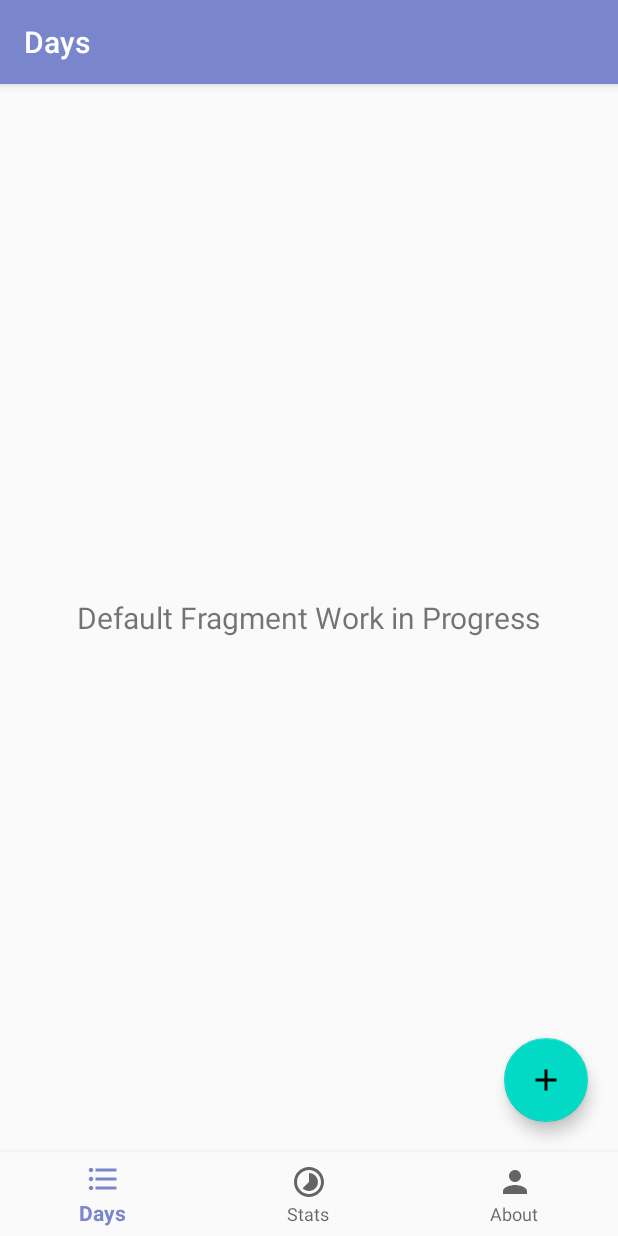
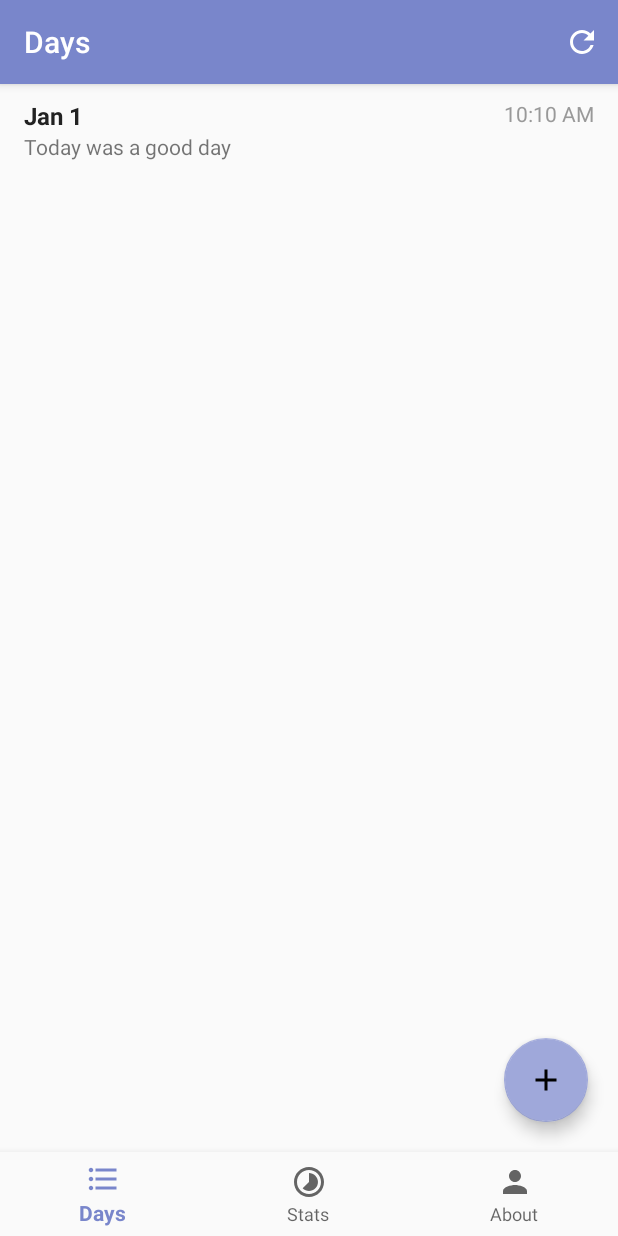
Before and after one commit to Esarve/Days, an Android app: the screen it shows after launch (MainActivity), on a phone screen of 412 x 824 dp. Run offline under Robolectric (Android 15) with nearby library versions, the phone set to English and light mode, and no system bars.

Commit message:
Recycler view and fetch from database added, and others I dont remember

```diff
--- a/app/build.gradle
+++ b/app/build.gradle
@@ -26,4 +26,5 @@ dependencies {
     testImplementation 'junit:junit:4.12'
     androidTestImplementation 'com.android.support.test:runner:1.0.2'
     androidTestImplementation 'com.android.support.test.espresso:espresso-core:3.0.2'
+    implementation 'com.android.support:recyclerview-v7:28.0.0'
 }
--- /dev/null
+++ b/app/src/main/java/bd/diu/sourav/days/Days.java
@@ -0,0 +1,39 @@
+package bd.diu.sourav.days;
+
+public class Days {
+    private String date, text, time;
+
+    public Days(){
+
+    }
+
+    public Days(String date, String text, String time) {
+        this.date = date;
+        this.text = text;
+        this.time = time;
+    }
+
+    public String getDate() {
+        return date;
+    }
+
+    public void setDate(String date) {
+        this.date = date;
+    }
+
+    public String getText() {
+        return text;
+    }
+
+    public void setText(String text) {
+        this.text = text;
+    }
+
+    public String getTime() {
+        return time;
+    }
+
+    public void setTime(String time) {
+        this.time = time;
+    }
+}
--- /dev/null
+++ b/app/src/main/java/bd/diu/sourav/days/DaysAdapter.java
@@ -0,0 +1,65 @@
+package bd.diu.sourav.days;
+
+import android.support.annotation.NonNull;
+import android.support.v7.widget.RecyclerView;
+import android.view.LayoutInflater;
+import android.view.View;
+import android.view.ViewGroup;
+import android.widget.TextView;
+
+import java.util.List;
+
+/**
+ * SERIOUSLY I HATE THIS CLASS
+ * IDK WHAT IT DOES... JK I KNOW but why so many shits?
+ */
+
+public class DaysAdapter extends RecyclerView.Adapter<DaysAdapter.MyViewHolder>{
+
+    private List<Days> dayList;
+
+    public class MyViewHolder extends RecyclerView.ViewHolder{
+        public TextView date, text, time;
+
+        public MyViewHolder(View itemView) {
+            super(itemView);
+            date = itemView.findViewById(R.id.date);
+            text = itemView.findViewById(R.id.text);
+            time = itemView.findViewById(R.id.time);
+        }
+    }
+
+    public DaysAdapter(List<Days> dayList) {
+        this.dayList = dayList;
+    }
+
+    @NonNull
+    @Override
+    public MyViewHolder onCreateViewHolder(@NonNull ViewGroup viewGroup, int i) {
+        View itemView = LayoutInflater.from(viewGroup.getContext()).inflate(R.layout.list_layout,viewGroup, false);
+        return new MyViewHolder(itemView);
+    }
+
+    @Override
+    public void onBindViewHolder(@NonNull MyViewHolder myViewHolder, int position) {
+        Days days = dayList.get(position);
+        myViewHolder.date.setText(days.getDate());
+        myViewHolder.text.setText(days.getText());
+        myViewHolder.time.setText(days.getTime());
+    }
+
+    @Override
+    public int getItemCount() {
+        return dayList.size();
+    }
+
+    // This one just updates the data
+    // I HAVE NO IDEA HOW IT DOES THIS BUT IT WORKS  ¯\_(ツ)_/¯
+
+    public void update(List<Days> dayList){
+        this.dayList.clear();
+        this.dayList.addAll(dayList);
+        notifyDataSetChanged();
+    }
+
+}
--- a/app/src/main/java/bd/diu/sourav/days/DefaultFragment.java
+++ b/app/src/main/java/bd/diu/sourav/days/DefaultFragment.java
@@ -4,15 +4,34 @@ import android.os.Bundle;
 import android.support.annotation.NonNull;
 import android.support.annotation.Nullable;
 import android.support.v4.app.Fragment;
+import android.support.v7.widget.LinearLayoutManager;
+import android.support.v7.widget.RecyclerView;
 import android.view.LayoutInflater;
 import android.view.View;
 import android.view.ViewGroup;
 
+import java.util.ArrayList;
+import java.util.List;
+
 public class DefaultFragment extends Fragment {
+    Sqlite sqlite;
+    private List<Days> days = new ArrayList<>();
+    RecyclerView recyclerView;
+    DaysAdapter daysAdapter;
 
     @Nullable
     @Override
     public View onCreateView(@NonNull LayoutInflater inflater, @Nullable ViewGroup container, @Nullable Bundle savedInstanceState) {
-        return inflater.inflate(R.layout.fragment_default,container,false);
+        sqlite = new Sqlite(getActivity());
+        View view = inflater.inflate(R.layout.fragment_default,container,false);
+        recyclerView = view.findViewById(R.id.recycler_view);
+        daysAdapter = new DaysAdapter(days);
+        RecyclerView.LayoutManager layoutManager = new LinearLayoutManager(this.getActivity());
+        recyclerView.setLayoutManager(layoutManager);
+        recyclerView.setAdapter(daysAdapter);
+        daysAdapter.update(sqlite.getData());
+        daysAdapter.notifyDataSetChanged();
+        return view;
+
     }
 }
--- a/app/src/main/java/bd/diu/sourav/days/MainActivity.java
+++ b/app/src/main/java/bd/diu/sourav/days/MainActivity.java
@@ -7,27 +7,52 @@ import android.support.design.widget.BottomNavigationView;
 import android.support.v4.app.Fragment;
 import android.support.v7.app.AppCompatActivity;
 import android.os.Bundle;
+import android.support.v7.widget.RecyclerView;
+import android.view.Menu;
+import android.view.MenuInflater;
 import android.view.MenuItem;
 import android.view.View;
+
+import java.util.ArrayList;
+import java.util.List;
 
 public class MainActivity extends AppCompatActivity {
 
     Intent intent;
+    Sqlite database = new Sqlite(this);
+    private List<Days> days = new ArrayList<>();
+    RecyclerView recyclerView;
+    DaysAdapter daysAdapter;
 
     @Override
     protected void onCreate(Bundle savedInstanceState) {
         super.onCreate(savedInstanceState);
         setContentView(R.layout.activity_main);
-        if (android.os.Build.VERSION.SDK_INT > Build.VERSION_CODES.LOLLIPOP) {
-            getWindow().setNavigationBarColor(getResources().getColor(R.color.NavColor));
-        }
-
+//        setTitle(Html.fromHtml("<font color='#111111'>Days </font>"));
+        changeNavBarColor();
+        loadDefaultFragment();
         BottomNavigationView bottomNav = findViewById(R.id.btm_nav);
         bottomNav.setOnNavigationItemSelectedListener(navlistner);
 
-        getSupportFragmentManager().beginTransaction().replace(R.id.fragment_cont, new DefaultFragment()).commit();
+        database.addData("Jan 1","Today was a good day","10:10 AM");
+        /*recyclerView = findViewById(R.id.recycler_view);
+
+        daysAdapter = new DaysAdapter(days);
+
+        RecyclerView.LayoutManager layoutManager = new LinearLayoutManager(getApplicationContext());
+        recyclerView.setLayoutManager(layoutManager);
+        recyclerView.setItemAnimator(new DefaultItemAnimator());
+        recyclerView.setAdapter(daysAdapter);
+        daysAdapter.update(database.getData());
+        daysAdapter.notifyDataSetChanged();*/
     }
 
+    @Override
+    public boolean onCreateOptionsMenu(Menu menu) {
+        MenuInflater inflater = getMenuInflater();
+        inflater.inflate(R.menu.refresh, menu);
+        return true;
+    }
     private BottomNavigationView.OnNavigationItemSelectedListener navlistner =
             new BottomNavigationView.OnNavigationItemSelectedListener() {
                 @Override
@@ -37,25 +62,38 @@ public class MainActivity extends AppCompatActivity {
                     switch (menuItem.getItemId()){
                         case R.id.nav_home:
                             selectFrag = new DefaultFragment();
-                            setTitle(R.string.app_name);
+                            setTitle("Days");
+//                            setTitle(Html.fromHtml("<font color='#111111'>Days </font>"));
                             break;
                         case R.id.nav_stats:
                             selectFrag = new StatsFragment();
                             setTitle("Stats");
+//                            setTitle(Html.fromHtml("<font color='#111111'>Stats </font>"));;
                             break;
                         case R.id.nav_about:
                             selectFrag = new AboutFragment();
                             setTitle("About");
+//                            setTitle(Html.fromHtml("<font color='#111111'>About </font>"));
                             break;
                     }
-
                     getSupportFragmentManager().beginTransaction().replace(R.id.fragment_cont,selectFrag).commit();
                     return true;
                 }
             };
 
 
+    private void changeNavBarColor(){
+        if (android.os.Build.VERSION.SDK_INT > Build.VERSION_CODES.LOLLIPOP) {
+            getWindow().setNavigationBarColor(getResources().getColor(R.color.NavColor));
+        }
+    }
 
+    // Loads a default fragment at beginning
+    private void loadDefaultFragment(){
+        getSupportFragmentManager().beginTransaction().replace(R.id.fragment_cont, new DefaultFragment()).commit();
+    }
+
+    // Changes the navigation bar according to API level
     public void openEditor(View view){
         intent = new Intent(this, TextInput.class);
         this.startActivity(intent);
--- /dev/null
+++ b/app/src/main/java/bd/diu/sourav/days/Sqlite.java
@@ -0,0 +1,105 @@
+package bd.diu.sourav.days;
+
+import android.database.sqlite.SQLiteOpenHelper;
+import android.content.ContentValues;
+import android.content.Context;
+import android.database.Cursor;
+import android.database.sqlite.SQLiteDatabase;
+import android.util.Log;
+
+import java.util.ArrayList;
+import java.util.List;
+
+/**
+ * This is a class for handling all Database related shits
+ */
+public class Sqlite extends SQLiteOpenHelper {
+
+    // General Shits about the database and Table
+    private static final int DB_VERSION = 1;
+    private static final String DB_NAME = "daysDB";
+    private static final String TABLE = "def_table";
+    private static final String COL_DATE = "date";
+    private static final String COL_TIME = "time";
+    private static final String COL_TEXT = "text";
+
+    // Constructor. u already know that.
+
+    public Sqlite(Context context){
+        super(context, DB_NAME, null, DB_VERSION);
+    }
+
+    @Override
+    public void onCreate(SQLiteDatabase db) {
+        initDB(db);
+    }
+
+    @Override
+    public void onUpgrade(SQLiteDatabase db, int oldVersion, int newVersion) {
+
+    }
+
+    // Creates the table
+
+    private void initDB(SQLiteDatabase db){
+        String createTable = "CREATE TABLE IF NOT EXISTS " +  TABLE + "(" +
+                COL_DATE + " VARCHAR,"+
+                COL_TEXT + " TEXT,"+
+                COL_TIME + " VARCHAR"+
+                ")";
+        db.execSQL(createTable);
+        setLog("Database Created");
+    }
+
+    // Method for adding data to the database. Havent tested yet  ¯\_(ツ)_/¯
+
+    protected void addData(String date, String text, String time){
+        SQLiteDatabase db = this.getWritableDatabase();
+        ContentValues values = new ContentValues();
+        setLog("Ready to add values");
+        values.put(COL_DATE, date);
+        values.put(COL_TEXT, text);
+        values.put(COL_TIME, time);
+        db.insert(TABLE, null, values);
+        db.close();
+        setLog("values Added and shit closed");
+
+    }
+
+    // Fetches data. Should work. Kanged from my other project
+
+    public List<Days> getData(){
+        SQLiteDatabase db = this.getReadableDatabase();
+        String query = "SELECT * FROM " +TABLE+ ";";
+
+        List<Days> resultlist = new ArrayList<>();
+        Cursor cursor = db.rawQuery(query,null);
+
+        int dateIndex = cursor.getColumnIndex(COL_DATE);
+        int textIndex = cursor.getColumnIndex(COL_TEXT);
+        int timeIndex = cursor.getColumnIndex(COL_TIME);
+
+        if (cursor.moveToFirst()){
+            do {
+                Days newContacts = new Days(cursor.getString(dateIndex),cursor.getString(textIndex),cursor.getString(timeIndex));
+                resultlist.add(newContacts);
+            }while (cursor.moveToNext());
+            setLog("Finised may be?");
+        }
+
+        db.close();
+        setLog(Integer.toString(resultlist.size()));
+        setLog("Result delivered");
+        return resultlist;
+    }
+
+    // For logging and shits
+
+    private void setLog(String message){
+        Log.i("Database",message);
+    }
+
+
+
+
+}
--- /dev/null
+++ b/app/src/main/res/drawable/ic_refresh_black_24dp.xml
@@ -0,0 +1,9 @@
+<vector xmlns:android="http://schemas.android.com/apk/res/android"
+        android:width="24dp"
+        android:height="24dp"
+        android:viewportWidth="24.0"
+        android:viewportHeight="24.0">
+    <path
+        android:fillColor="#FF000000"
+        android:pathData="M17.65,6.35C16.2,4.9 14.21,4 12,4c-4.42,0 -7.99,3.58 -7.99,8s3.57,8 7.99,8c3.73,0 6.84,-2.55 7.73,-6h-2.08c-0.82,2.33 -3.04,4 -5.65,4 -3.31,0 -6,-2.69 -6,-6s2.69,-6 6,-6c1.66,0 3.14,0.69 4.22,1.78L13,11h7V4l-2.35,2.35z"/>
+</vector>
--- /dev/null
+++ b/app/src/main/res/drawable/ic_refresh_white_24dp.xml
@@ -0,0 +1,5 @@
+<vector android:height="24dp" android:tint="#FFFFFF"
+    android:viewportHeight="24.0" android:viewportWidth="24.0"
+    android:width="24dp" xmlns:android="http://schemas.android.com/apk/res/android">
+    <path android:fillColor="#FF000000" android:pathData="M17.65,6.35C16.2,4.9 14.21,4 12,4c-4.42,0 -7.99,3.58 -7.99,8s3.57,8 7.99,8c3.73,0 6.84,-2.55 7.73,-6h-2.08c-0.82,2.33 -3.04,4 -5.65,4 -3.31,0 -6,-2.69 -6,-6s2.69,-6 6,-6c1.66,0 3.14,0.69 4.22,1.78L13,11h7V4l-2.35,2.35z"/>
+</vector>
--- a/app/src/main/res/layout/fragment_default.xml
+++ b/app/src/main/res/layout/fragment_default.xml
@@ -2,10 +2,9 @@
 <RelativeLayout xmlns:android="http://schemas.android.com/apk/res/android"
     android:layout_width="match_parent" android:layout_height="match_parent">
 
-    <TextView
-        android:layout_width="wrap_content"
+    <android.support.v7.widget.RecyclerView
+        android:id="@+id/recycler_view"
+        android:layout_width="match_parent"
         android:layout_height="wrap_content"
-        android:text="Default Fragment Work in Progress"
-        android:textSize="20sp"
-        android:layout_centerInParent="true"/>
+        android:scrollbars="vertical" />
 </RelativeLayout>
--- /dev/null
+++ b/app/src/main/res/layout/list_layout.xml
@@ -0,0 +1,36 @@
+<?xml version="1.0" encoding="utf-8"?>
+
+<RelativeLayout xmlns:android="http://schemas.android.com/apk/res/android"
+    android:layout_width="match_parent"
+    android:layout_height="wrap_content"
+    android:background="?android:attr/selectableItemBackground"
+    android:clickable="true"
+    android:focusable="true"
+    android:orientation="vertical"
+    android:paddingBottom="@dimen/row_padding_vertical"
+    android:paddingLeft="@dimen/activity_horizontal_margin"
+    android:paddingRight="@dimen/activity_horizontal_margin"
+    android:paddingTop="@dimen/row_padding_vertical">
+
+    <TextView
+        android:id="@+id/date"
+        android:layout_width="match_parent"
+        android:layout_height="wrap_content"
+        android:layout_alignParentTop="true"
+        android:textColor="@color/title"
+        android:textSize="16sp"
+        android:textStyle="bold" />
+
+    <TextView
+        android:id="@+id/text"
+        android:layout_width="match_parent"
+        android:layout_height="wrap_content"
+        android:layout_below="@id/date" />
+
+    <TextView
+        android:id="@+id/time"
+        android:layout_width="wrap_content"
+        android:layout_height="wrap_content"
+        android:layout_alignParentEnd="true"
+        android:textColor="@color/year" />
+</RelativeLayout>
--- /dev/null
+++ b/app/src/main/res/menu/refresh.xml
@@ -0,0 +1,10 @@
+<menu xmlns:app="http://schemas.android.com/apk/res-auto"
+    xmlns:android="http://schemas.android.com/apk/res/android" >
+
+    <!-- "Mark Favorite", should appear as action button if possible -->
+    <item
+        android:id="@+id/action_favorite"
+        android:icon="@drawable/ic_refresh_white_24dp"
+        app:showAsAction="always"/>
+
+</menu>
--- a/app/src/main/res/values/colors.xml
+++ b/app/src/main/res/values/colors.xml
@@ -2,6 +2,9 @@
 <resources>
     <color name="colorPrimary">#7986cb</color>
     <color name="colorPrimaryDark">#49599a</color>
-    <color name="colorAccent">#03DAC6</color>
+    <color name="colorAccent">#9fa8da</color>
     <color name="NavColor">#EEEEEE</color>
+    <color name="year">#999999</color>
+    <color name="title">#222222</color>
+    <color name="default_dark">#111111</color>
 </resources>
--- /dev/null
+++ b/app/src/main/res/values/dimens.xml
@@ -0,0 +1,8 @@
+<?xml version="1.0" encoding="utf-8"?>
+<resources>
+    <!-- Default screen margins, per the Android Design guidelines. -->
+    <dimen name="activity_horizontal_margin">16dp</dimen>
+    <dimen name="activity_vertical_margin">16dp</dimen>
+    <dimen name="fab_margin">16dp</dimen>
+    <dimen name="row_padding_vertical">10dp</dimen>
+</resources>
```
